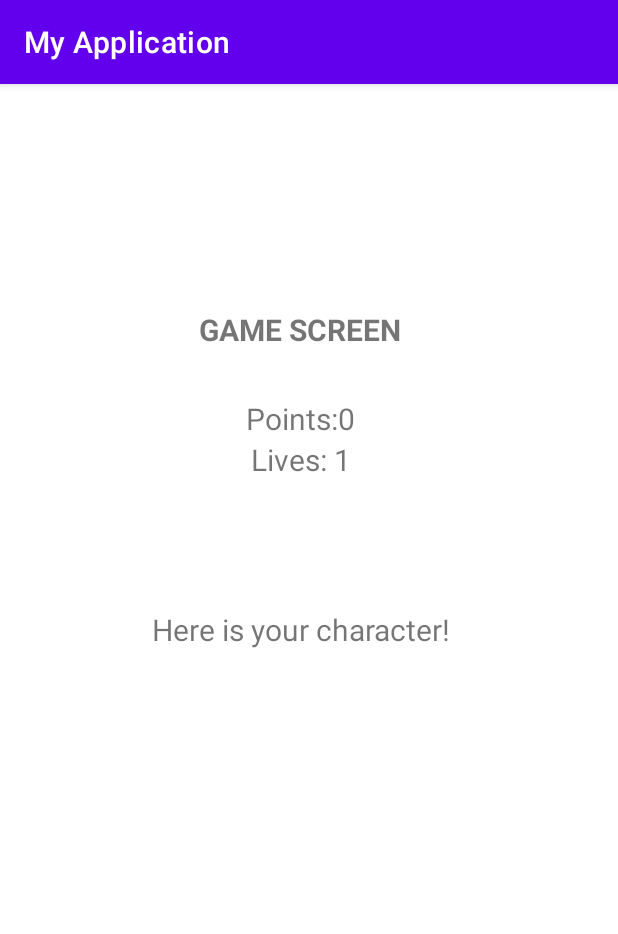
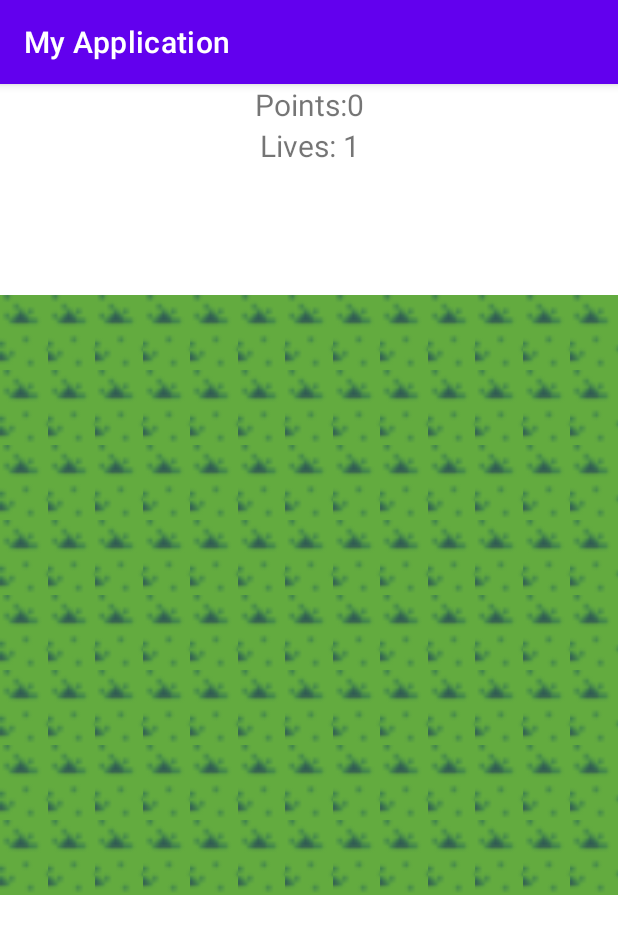
Before and after one commit to hchung04/2340FroggerGame, an Android app: the GameActivity screen opened directly, with no data from a screen before it, on a phone screen of 412 x 824 dp. Shown: the top 934 px of the screen. Run offline under Robolectric (Android 15) with nearby library versions, the phone set to English and light mode, and no system bars; 2 statements that could not run were skipped.

Commit message:
Added grid of grass on game screen

```diff
--- a/app/build.gradle
+++ b/app/build.gradle
@@ -53,6 +53,11 @@ dependencies {
     implementation "androidx.constraintlayout:constraintlayout:$rootProject.constraintLayoutVersion"
     implementation "com.google.android.material:material:$rootProject.materialVersion"
 
+    implementation "androidx.recyclerview:recyclerview-selection:1.1.0"
+    implementation "androidx.recyclerview:recyclerview:1.2.1"
+
+
+
     // Testing
     testImplementation "junit:junit:$rootProject.junitVersion"
     androidTestImplementation "androidx.arch.core:core-testing:$rootProject.coreTestingVersion"
@@ -60,4 +65,6 @@ dependencies {
         exclude group: 'com.android.support', module: 'support-annotations'
     })
     androidTestImplementation "androidx.test.ext:junit:$rootProject.androidxJunitVersion"
+
+
 }
--- a/app/src/main/java/com/example/myapplication/GameActivity.java
+++ b/app/src/main/java/com/example/myapplication/GameActivity.java
@@ -1,6 +1,8 @@
 package com.example.myapplication;
 
 import androidx.appcompat.app.AppCompatActivity;
+import androidx.recyclerview.widget.GridLayoutManager;
+import androidx.recyclerview.widget.RecyclerView;
 
 import android.content.Intent;
 import android.graphics.Bitmap;
@@ -18,6 +20,10 @@ public class GameActivity extends AppCompatActivity {
 
     private int points = 0;
     private int livesRemaining;
+
+    private RecyclerView recyclerView;
+    private RecyclerView.LayoutManager layoutManager;
+    private RecyclerViewAdapter recyclerViewAdapter;
 
     @Override
     protected void onCreate(Bundle savedInstanceState) {
@@ -53,6 +59,21 @@ public class GameActivity extends AppCompatActivity {
         Bitmap spriteInput = retrieveConfigurationData.getParcelableExtra("player_key");
         sprite.setImageBitmap(spriteInput);
 
+        int[] arr = new int[104];
+
+        for (int i = 0; i < 104; i++) {
+            arr[i] = R.drawable.grass__0;
+        }
+
+
+        recyclerView = findViewById(R.id.recyclerView);
+        layoutManager = new GridLayoutManager(this, 13);
+        recyclerView.setLayoutManager(layoutManager);
+        recyclerViewAdapter = new RecyclerViewAdapter(arr);
+
+        recyclerView.setAdapter(recyclerViewAdapter);
+        recyclerView.setHasFixedSize(true);
+
     }
 
 
--- /dev/null
+++ b/app/src/main/java/com/example/myapplication/RecyclerViewAdapter.java
@@ -0,0 +1,46 @@
+package com.example.myapplication;
+
+import android.view.LayoutInflater;
+import android.view.View;
+import android.view.ViewGroup;
+import android.widget.ImageView;
+
+import androidx.annotation.NonNull;
+import androidx.recyclerview.widget.RecyclerView;
+
+public class RecyclerViewAdapter extends RecyclerView.Adapter<RecyclerViewAdapter.MyViewHolder> {
+    int[] arr;
+
+    public RecyclerViewAdapter(int[] arr) {
+        this.arr = arr;
+    }
+
+    @NonNull
+    @Override
+    public MyViewHolder onCreateViewHolder(@NonNull ViewGroup parent, int viewType) {
+        View view = LayoutInflater.from(parent.getContext()).inflate(R.layout.single_view, parent, false);
+        MyViewHolder myViewHolder = new MyViewHolder(view);
+        return myViewHolder;
+    }
+
+    @Override
+    public void onBindViewHolder(@NonNull MyViewHolder holder, int position) {
+        holder.imageView.setImageResource(arr[position]);
+    }
+
+    @Override
+    public int getItemCount() {
+        return arr.length;
+    }
+
+    public class MyViewHolder extends RecyclerView.ViewHolder {
+
+        ImageView imageView;
+        public MyViewHolder(@NonNull View itemView) {
+            super(itemView);
+            imageView = itemView.findViewById(R.id.imageView);
+        }
+    }
+
+
+}
--- a/app/src/main/res/layout/activity_game.xml
+++ b/app/src/main/res/layout/activity_game.xml
@@ -1,42 +1,43 @@
 <?xml version="1.0" encoding="utf-8"?>
-<RelativeLayout xmlns:android="http://schemas.android.com/apk/res/android"
+<LinearLayout xmlns:android="http://schemas.android.com/apk/res/android"
     xmlns:app="http://schemas.android.com/apk/res-auto"
     xmlns:tools="http://schemas.android.com/tools"
-    android:layout_width="300dp"
-    android:layout_height="match_parent"
-    tools:context=".ConfigurationActivity">
-
-    <LinearLayout
-        android:id="@+id/linearLayout"
-        android:layout_width="wrap_content"
+    android:layout_width="match_parent"
     android:layout_height="wrap_content"
-        android:layout_alignParentStart="true"
-        android:layout_alignParentTop="true"
-        android:layout_gravity="center"
-        android:layout_marginHorizontal="50dp"
-        android:layout_marginStart="50dp"
-        android:layout_marginTop="150dp"
-        android:minWidth="48dp"
-        android:minHeight="48dp"
     android:orientation="vertical">
 
-        <TextView
-            android:id="@+id/textView"
-            android:layout_width="300dp"
-            android:layout_height="match_parent"
-            android:orientation="vertical"
-            android:text="@string/game_screen"
-            android:textAlignment="center"
-            android:textSize="20sp"
-            android:textStyle="bold" />
 
-        <Space
-            android:layout_width="match_parent"
-            android:layout_height="32dp" />
+<!--    <LinearLayout-->
+<!--        android:id="@+id/linearLayout"-->
+<!--        android:layout_width="wrap_content"-->
+<!--        android:layout_height="wrap_content"-->
+<!--        android:layout_alignParentStart="true"-->
+<!--        android:layout_alignParentTop="true"-->
+<!--        android:layout_gravity="right"-->
+<!--        android:layout_marginHorizontal="0dp"-->
+<!--        android:layout_marginStart="0dp"-->
+<!--        android:layout_marginTop="0dp"-->
+<!--        android:minWidth="48dp"-->
+<!--        android:minHeight="48dp"-->
+<!--        android:orientation="vertical">-->
+
+<!--        <TextView-->
+<!--            android:id="@+id/textView"-->
+<!--            android:layout_width="300dp"-->
+<!--            android:layout_height="match_parent"-->
+<!--            android:orientation="vertical"-->
+<!--            android:text="@string/game_screen"-->
+<!--            android:textAlignment="center"-->
+<!--            android:textSize="20sp"-->
+<!--            android:textStyle="bold" />-->
+
+<!--        <Space-->
+<!--            android:layout_width="match_parent"-->
+<!--            android:layout_height="32dp" />-->
 
     <TextView
         android:id="@+id/pointCounter"
-            android:layout_width="300dp"
+        android:layout_width="match_parent"
         android:layout_height="match_parent"
         android:text="@string/points"
         android:textAlignment="center"
@@ -44,15 +45,15 @@
 
     <TextView
         android:id="@+id/livesCounter"
-            android:layout_width="300dp"
-            android:layout_height="wrap_content"
+        android:layout_width="match_parent"
+        android:layout_height="match_parent"
         android:text="@string/lives_remaining"
         android:textAlignment="center"
         android:textSize="20sp" />
 
     <TextView
         android:id="@+id/name"
-            android:layout_width="300dp"
+        android:layout_width="match_parent"
         android:layout_height="wrap_content"
         android:text=""
         android:textAlignment="center"
@@ -60,7 +61,7 @@
 
     <TextView
         android:id="@+id/level"
-            android:layout_width="300dp"
+        android:layout_width="match_parent"
         android:layout_height="match_parent"
         android:textAlignment="center"
         android:textSize="20sp" />
@@ -69,22 +70,29 @@
         android:layout_width="match_parent"
         android:layout_height="31dp" />
 
-        <TextView
-            android:id="@+id/spriteLabel"
-            android:layout_width="300dp"
+<!--        <TextView-->
+<!--            android:id="@+id/spriteLabel"-->
+<!--            android:layout_width="300dp"-->
+<!--            android:layout_height="wrap_content"-->
+<!--            android:text="Here is your character!"-->
+<!--            android:textAlignment="center"-->
+<!--            android:textSize="20sp" />-->
+    <androidx.recyclerview.widget.RecyclerView
+        android:layout_width="match_parent"
         android:layout_height="wrap_content"
-            android:text="Here is your character!"
-            android:textAlignment="center"
-            android:textSize="20sp" />
-
+        android:id="@+id/recyclerView"
+        android:scrollbars="vertical"
+        />
     <ImageView
         android:id="@+id/sprite"
-            android:layout_width="299dp"
-            android:layout_height="209dp"
+        android:layout_width="50dp"
+        android:layout_height="50dp"
         tools:srcCompat="@drawable/shirley_sprite" />
 
 
-    </LinearLayout>
+<!--    </LinearLayout>-->
 
 
-</RelativeLayout>
+
+
+</LinearLayout>
--- /dev/null
+++ b/app/src/main/res/layout/single_view.xml
@@ -0,0 +1,20 @@
+<?xml version="1.0" encoding="utf-8"?>
+<LinearLayout xmlns:android="http://schemas.android.com/apk/res/android"
+    android:layout_width="match_parent"
+    android:layout_height="wrap_content"
+    android:orientation="vertical">
+
+
+
+    <ImageView
+        android:layout_width="50dp"
+        android:layout_height="50dp"
+        android:layout_marginLeft="0dp"
+        android:layout_marginRight="0dp"
+        android:layout_marginTop="0dp"
+        android:id="@+id/imageView"
+        android:src="@drawable/grass__0"
+        />
+
+
+</LinearLayout>
```
Also changed, not shown: app/src/main/grass-playstore.png (added), app/src/main/res/drawable/grass__0.png (added). Lines whose indentation alone changed are shown as unchanged.
